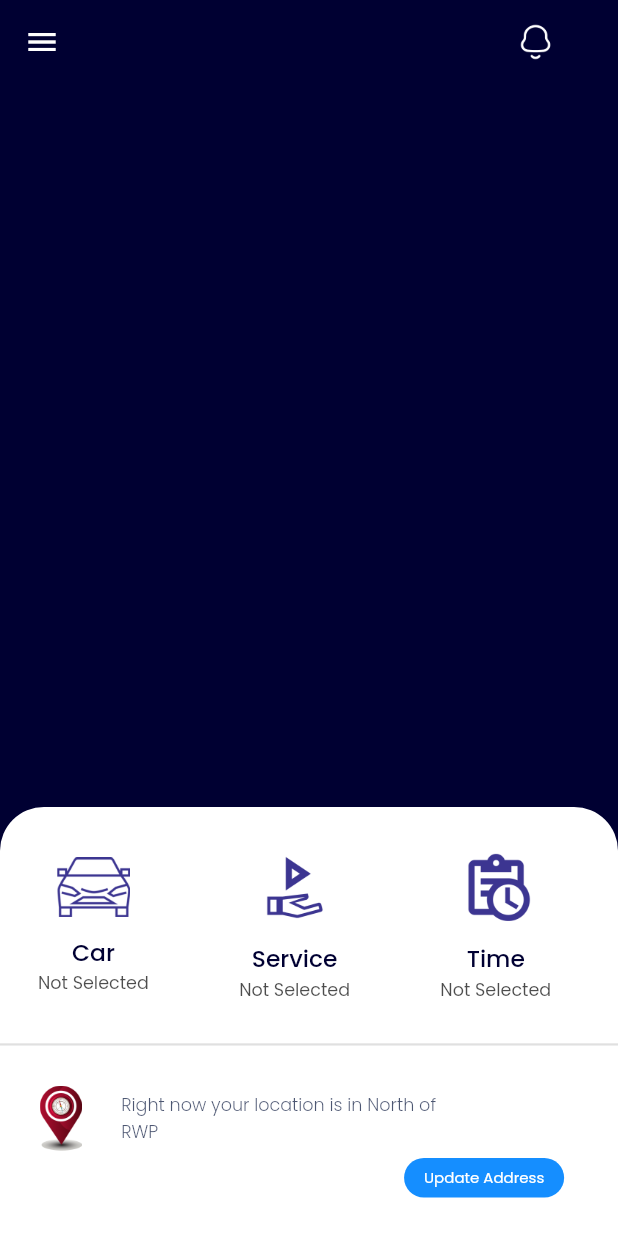
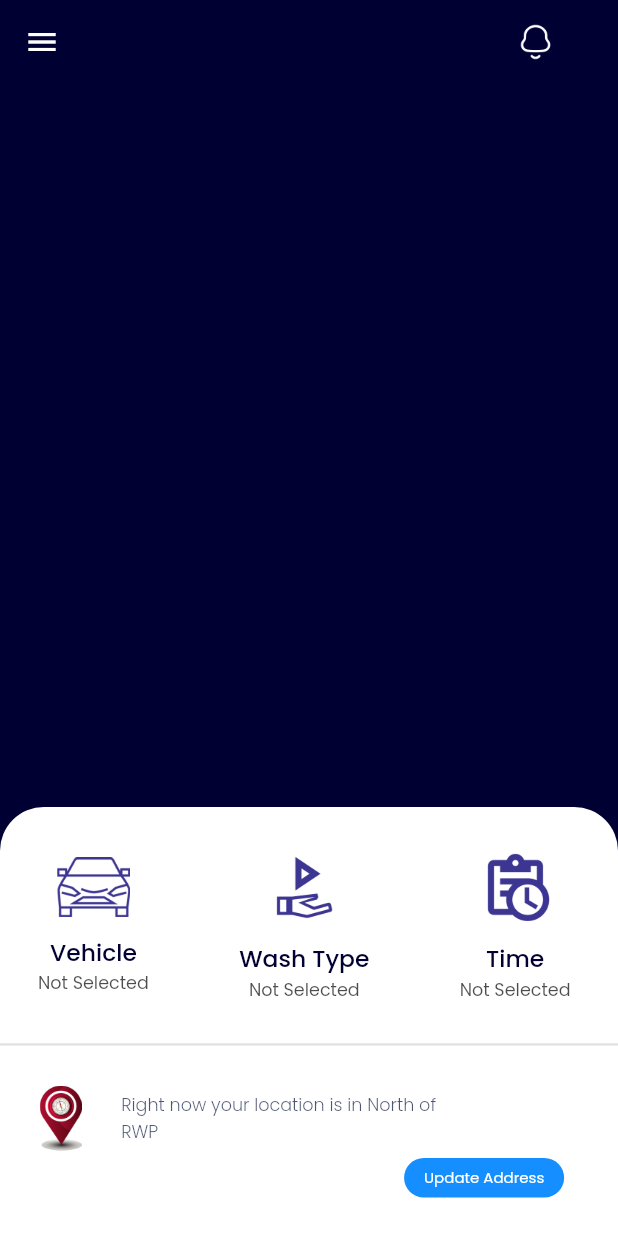
Before and after one commit to rashidyousaf/Scruber_App, a Flutter app: the CustomerHomeScreen screen opened by its route, on a phone screen of 412 x 824 dp. Run offline on Flutter 3.47's test engine with Material 2 defaults, Android fonts, the phone set to English and light mode, and no system bars; our stand-ins replace flutter_screenutil, google_fonts.

Commit message:
UI complete

```diff
--- a/lib/const/images.dart
+++ b/lib/const/images.dart
@@ -20,6 +20,7 @@ const icCheckout3 = "assets/icons/icCheckout3.png";
 const icDate = "assets/icons/icDate.png";
 const icDprofile = "assets/icons/icDprofile.png";
 const icLogo = "assets/icons/logo.png";
+const icLogo2 = "assets/icons/logo2.png";
 const icEdit = "assets/icons/icEdit.png";
 const icPlus = "assets/icons/icPlus.png";
 const icPPerson = "assets/icons/icPPerson.png";
--- a/lib/const/strings.dart
+++ b/lib/const/strings.dart
@@ -118,18 +118,18 @@ const dintgetthecode = '''Didn't get the code?''';
 const resendCode = 'Resend Code';
 const expiresin = 'Expire in';
 const addProfilePic = 'Add Profile Picture';
-const vehicalType = 'Vehical Type';
-const vehicalModel = 'Vehical Model';
-const vehicalNickName = 'Vehical Nick Name';
+const vehicalType = 'Vehicle Type';
+const vehicalModel = 'Vehicle Model';
+const vehicalNickName = 'Vehicle Nick Name';
 const type = 'Type';
 const model = 'Model';
-const enterColor = 'Vehical Color';
+const enterColor = 'Vehicle Color';
 const add = 'Add';
-const vehicalColor = 'Vehical Color';
+const vehicalColor = 'Vehicle Color';
 const successFullyReg = 'Successfully Registered';
 const proceed = 'Proceed';
 const avaiableCars = 'Available Cars';
-const fullInteriorWash = 'Full Interior WAsh';
+const fullInteriorWash = 'Full Interior Wash';
 const exteriorWash = 'Exterior Wash';
 const dashboardWipeDown = 'Dashboard Wipe Down';
 const tireRimeCleaning = 'Tires & Rims Cleaning';
--- a/lib/ui/customer/views/add_cars_screen/add_cars_screen.dart
+++ b/lib/ui/customer/views/add_cars_screen/add_cars_screen.dart
@@ -20,7 +20,7 @@ class AddCarsScreen extends StatelessWidget {
             clipBehavior: Clip.none,
             children: [
               Container(
-                padding: EdgeInsets.all(20.h),
+                padding: EdgeInsets.all(15.h),
                 clipBehavior: Clip.antiAlias,
                 width: 97.w,
                 height: 97.h,
--- a/lib/ui/customer/views/auth/signup_screen.dart
+++ b/lib/ui/customer/views/auth/signup_screen.dart
@@ -143,8 +143,7 @@ class SignupScreen extends StatelessWidget {
                       ),
                       CustmButton(
                         onTap: () {
-                          Navigator.pushNamed(
-                              context, '/serviceproviderhomeScreen');
+                          Navigator.pushNamed(context, '/addCarsScreen');
                         },
                       ),
                       SizedBox(
--- a/lib/ui/customer/views/customer_home_screen/customer_home_screen.dart
+++ b/lib/ui/customer/views/customer_home_screen/customer_home_screen.dart
@@ -1,4 +1,3 @@
-
 import 'package:flutter_screenutil/flutter_screenutil.dart';
 import 'package:scrubr_client_app/const/conts.dart';
 
@@ -37,32 +36,26 @@ class _CustomerHomeScreenState extends State<CustomerHomeScreen> {
         backgroundColor: nBColor,
         child: ListView(
           // Important: Remove any padding from the ListView.
-          padding: EdgeInsets.zero,
+          // padding: EdgeInsets.zero,
           children: <Widget>[
-            UserAccountsDrawerHeader(
-              decoration: BoxDecoration(
-                color: nBColor,
-                borderRadius: BorderRadius.only(
-                  bottomLeft: Radius.circular(10.r),
-                  bottomRight: Radius.circular(10.r),
+            SizedBox(
+              height: 30.h,
+            ),
+            Row(
+              mainAxisAlignment: MainAxisAlignment.center,
+              children: [
+                SizedBox(
+                  width: 180.w,
+                  height: 60.h,
+                  child: Image.asset(
+                    icLogo2,
+                    fit: BoxFit.fill,
+                  ),
                 ),
-              ),
-              accountName: Text(
-                'Scrubr',
-                style:
-                    myTS14(size: 20.sp, weight: FontWeight.w500, color: wColor),
-              ),
-              accountEmail: const Text(""),
-              currentAccountPicture: Container(
-                  width: 150.w,
-                  height: 150.h,
-                  clipBehavior: Clip.antiAlias,
-                  decoration:
-                      BoxDecoration(borderRadius: BorderRadius.circular(50.r)),
-                  child: Image.asset(
-                    icLogo,
-                    fit: BoxFit.cover,
-                  )),
+              ],
+            ),
+            SizedBox(
+              height: 36.h,
             ),
             ListTile(
               title: Row(
@@ -270,7 +263,7 @@ class _CustomerHomeScreenState extends State<CustomerHomeScreen> {
                               height: 12.h,
                             ),
                             Text(
-                              car,
+                              "Vehicle",
                               style: myTS14(
                                   color: nBColor,
                                   size: 16.sp,
@@ -302,7 +295,7 @@ class _CustomerHomeScreenState extends State<CustomerHomeScreen> {
                               height: 12.h,
                             ),
                             Text(
-                              service,
+                              "Wash Type",
                               style: myTS14(
                                   color: nBColor,
                                   size: 16.sp,
--- a/lib/ui/customer/views/service_provider_profile_screen/service_provider_profile_screen.dart
+++ b/lib/ui/customer/views/service_provider_profile_screen/service_provider_profile_screen.dart
@@ -18,9 +18,7 @@ class _ServiceProviderProfileScreenState
     TabController tabController = TabController(length: 3, vsync: this);
     return Scaffold(
         backgroundColor: nBColor,
-        appBar: const CustomAppbar(
-          micon: Icons.menu,
-        ),
+        appBar: const CustomAppbar(),
         body: Padding(
           padding: EdgeInsets.only(left: 24.w, right: 24.w),
           child: Column(
--- a/lib/ui/service_provider/views/offer_details_screen/tracking_screens/tracking_screen2.dart
+++ b/lib/ui/service_provider/views/offer_details_screen/tracking_screens/tracking_screen2.dart
@@ -21,7 +21,7 @@ class TrackingScreen2 extends StatelessWidget {
               height: 49.h,
             ),
             Image.asset(
-              progress1,
+              progress2,
               width: 327.w,
               height: 33.h,
             ),
--- a/lib/ui/service_provider/views/offer_details_screen/tracking_screens/tracking_screen3.dart
+++ b/lib/ui/service_provider/views/offer_details_screen/tracking_screens/tracking_screen3.dart
@@ -22,7 +22,7 @@ class TrackingScreen3 extends StatelessWidget {
               height: 49.h,
             ),
             Image.asset(
-              progress1,
+              progress3,
               width: 327.w,
               height: 33.h,
             ),
--- a/lib/ui/service_provider/views/offer_details_screen/tracking_screens/tracking_screen4.dart
+++ b/lib/ui/service_provider/views/offer_details_screen/tracking_screens/tracking_screen4.dart
@@ -19,7 +19,7 @@ class TrackingScreen4 extends StatelessWidget {
               height: 49.h,
             ),
             Image.asset(
-              progress1,
+              progress4,
               width: 327.w,
               height: 33.h,
             ),
```
Also changed, not shown: lib/ui/customer/views/auth/login_screen.dart (+12 -13 lines), lib/ui/customer/views/home_screen/home_screen.dart (+12 -12 lines), lib/ui/service_provider/views/service_provider_home_screen.dart/service_provider_home.dart (+17 -23 lines), assets/icons/icProfileCar.png, assets/icons/logo.png, assets/icons/logo2.png (added), assets/icons/pro.png (added).
